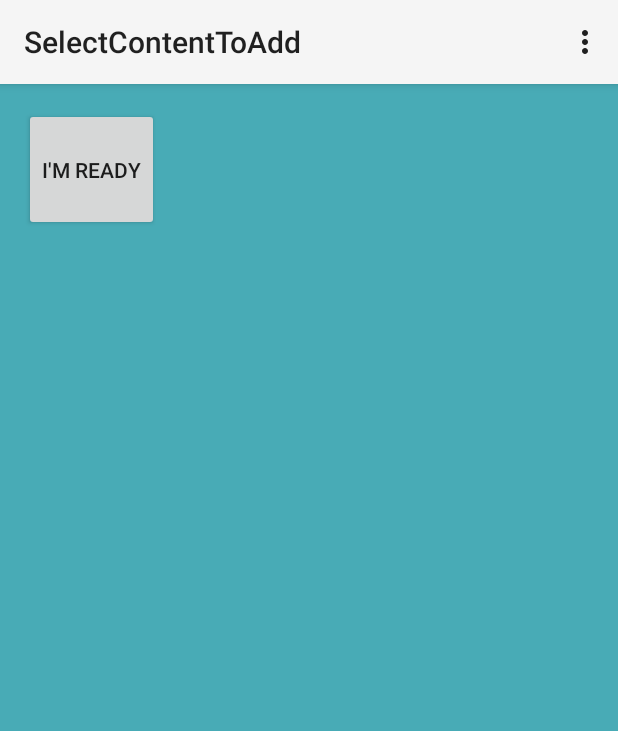
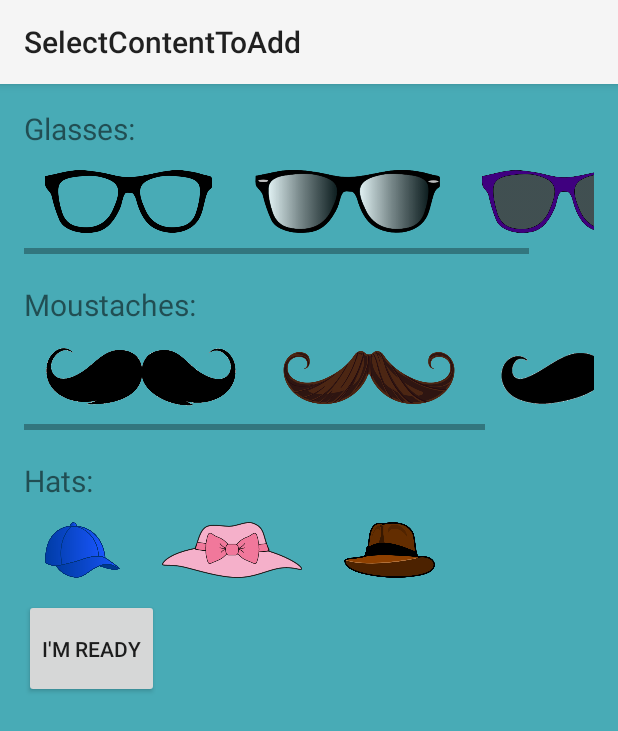
Before and after one commit to alexrakowski/photo-editor, an Android app: the SelectContentToAdd screen opened directly, with no data from a screen before it, on a phone screen of 412 x 824 dp. Shown: the top 731 px of the screen. Run offline under Robolectric (Android 15) with nearby library versions, the phone set to English and light mode, and no system bars.

Commit message:
initial version of stuff-choose activity + example images

```diff
--- a/app/src/main/java/projekt_android/photoeditor/SelectContentToAdd.java
+++ b/app/src/main/java/projekt_android/photoeditor/SelectContentToAdd.java
@@ -4,10 +4,12 @@ import android.app.Activity;
 import android.content.Intent;
 import android.graphics.Bitmap;
 import android.graphics.BitmapFactory;
+import android.graphics.Color;
 import android.os.Bundle;
 import android.view.Menu;
 import android.view.MenuItem;
 import android.view.View;
+import android.widget.ImageView;
 
 
 public class SelectContentToAdd extends Activity {
@@ -28,7 +30,7 @@ public class SelectContentToAdd extends Activity {
     @Override
     public boolean onCreateOptionsMenu(Menu menu) {
         // Inflate the menu; this adds items to the action bar if it is present.
-        getMenuInflater().inflate(R.menu.select_content_to_add, menu);
+        // getMenuInflater().inflate(R.menu.select_content_to_add, menu);
         return true;
     }
 
@@ -44,6 +46,24 @@ public class SelectContentToAdd extends Activity {
         return super.onOptionsItemSelected(item);
     }
 
+    // SELECT CONTENT
+    public void imageClick(View view) {
+        ImageView image = (ImageView) view;
+        boolean selected;
+        Object tag = image.getTag();
+        if(tag != null) {
+             selected = (Boolean) tag;
+        } else {
+            selected = false;
+        }
+        if(!selected) {
+            view.setBackgroundColor(0xff00cccc);
+        } else {
+            view.setBackgroundColor(getResources().getColor(R.color.background_blue));
+        }
+        view.setTag(new Boolean(!selected));
+    }
+
     // GO TO NEXT ACTIVITY
     public void startImageConfirmal(View view){
         Intent intent = new Intent(this, PhotoEditionConfirmal.class);
--- a/app/src/main/res/layout/activity_main_menu.xml
+++ b/app/src/main/res/layout/activity_main_menu.xml
@@ -19,7 +19,6 @@
         android:weightSum="100">
 
         <FrameLayout
-            xmlns:android="http://schemas.android.com/apk/res/android"
             android:layout_width="fill_parent"
             android:layout_height="0dp"
             android:layout_weight="50">
--- a/app/src/main/res/layout/activity_photo_edition_confirmal.xml
+++ b/app/src/main/res/layout/activity_photo_edition_confirmal.xml
@@ -28,7 +28,6 @@
             <ImageView
                 android:layout_width="match_parent"
                 android:layout_height="fill_parent"
-                android:onClick="showImageSelectionDialog"
                 android:id="@+id/editedImageImageView"
                 android:background="@color/image_background"/>
         </FrameLayout>
--- a/app/src/main/res/layout/activity_select_content_to_add.xml
+++ b/app/src/main/res/layout/activity_select_content_to_add.xml
@@ -18,6 +18,143 @@
         android:layout_alignParentStart="true"
         android:weightSum="100">
 
+        <TextView
+            android:layout_width="wrap_content"
+            android:layout_height="wrap_content"
+            android:textSize="20dp"
+            android:text="Glasses:"/>
+
+        <HorizontalScrollView
+            android:layout_width="wrap_content"
+            android:layout_height="wrap_content">
+
+            <LinearLayout
+                android:layout_width="wrap_content"
+                android:layout_height="wrap_content">
+
+                <ImageView
+                    android:layout_width="wrap_content"
+                    android:layout_height="50dp"
+                    android:adjustViewBounds="true"
+                    android:layout_margin="10dp"
+                    android:padding="4dp"
+                    android:onClick="imageClick"
+                    android:src="@drawable/glassesplain1"/>
+
+                <ImageView
+                    android:layout_width="wrap_content"
+                    android:layout_height="50dp"
+                    android:adjustViewBounds="true"
+                    android:layout_margin="10dp"
+                    android:padding="4dp"
+                    android:onClick="imageClick"
+                    android:src="@drawable/glassessun1"/>
+
+                <ImageView
+                    android:layout_width="wrap_content"
+                    android:layout_height="50dp"
+                    android:adjustViewBounds="true"
+                    android:layout_margin="10dp"
+                    android:padding="4dp"
+                    android:onClick="imageClick"
+                    android:src="@drawable/glassessun2"/>
+
+            </LinearLayout>
+
+        </HorizontalScrollView>
+
+        <TextView
+            android:layout_width="wrap_content"
+            android:layout_height="wrap_content"
+            android:textSize="20dp"
+            android:layout_marginTop="20dp"
+            android:text="Moustaches:"/>
+
+        <HorizontalScrollView
+            android:layout_width="wrap_content"
+            android:layout_height="wrap_content">
+
+            <LinearLayout
+                android:layout_width="wrap_content"
+                android:layout_height="wrap_content">
+
+                <ImageView
+                    android:layout_width="wrap_content"
+                    android:layout_height="50dp"
+                    android:adjustViewBounds="true"
+                    android:layout_margin="10dp"
+                    android:padding="4dp"
+                    android:onClick="imageClick"
+                    android:src="@drawable/moustache1"/>
+
+                <ImageView
+                    android:layout_width="wrap_content"
+                    android:layout_height="50dp"
+                    android:adjustViewBounds="true"
+                    android:layout_margin="10dp"
+                    android:padding="4dp"
+                    android:onClick="imageClick"
+                    android:src="@drawable/moustache2"/>
+
+                <ImageView
+                    android:layout_width="wrap_content"
+                    android:layout_height="50dp"
+                    android:adjustViewBounds="true"
+                    android:layout_margin="10dp"
+                    android:padding="4dp"
+                    android:onClick="imageClick"
+                    android:src="@drawable/moustache3"/>
+
+            </LinearLayout>
+
+        </HorizontalScrollView>
+
+        <TextView
+            android:layout_width="wrap_content"
+            android:layout_height="wrap_content"
+            android:textSize="20dp"
+            android:layout_marginTop="20dp"
+            android:text="Hats:"/>
+
+        <HorizontalScrollView
+            android:layout_width="wrap_content"
+            android:layout_height="wrap_content">
+
+            <LinearLayout
+                android:layout_width="wrap_content"
+                android:layout_height="wrap_content">
+
+                <ImageView
+                    android:layout_width="wrap_content"
+                    android:layout_height="45dp"
+                    android:adjustViewBounds="true"
+                    android:layout_margin="10dp"
+                    android:padding="4dp"
+                    android:onClick="imageClick"
+                    android:src="@drawable/hat1"/>
+
+                <ImageView
+                    android:layout_width="wrap_content"
+                    android:layout_height="45dp"
+                    android:adjustViewBounds="true"
+                    android:layout_margin="10dp"
+                    android:padding="4dp"
+                    android:onClick="imageClick"
+                    android:src="@drawable/hat2"/>
+
+                <ImageView
+                    android:layout_width="wrap_content"
+                    android:layout_height="45dp"
+                    android:adjustViewBounds="true"
+                    android:layout_margin="10dp"
+                    android:padding="4dp"
+                    android:onClick="imageClick"
+                    android:src="@drawable/hat3"/>
+
+            </LinearLayout>
+
+        </HorizontalScrollView>
+
         <Button
             android:layout_width="wrap_content"
             android:layout_height="wrap_content"
```
Also changed, not shown: app/src/main/res/drawable/glassesplain1.png (added), app/src/main/res/drawable/glassessun1.png (added), app/src/main/res/drawable/glassessun2.png (added), app/src/main/res/drawable/hat1.png (added), app/src/main/res/drawable/hat2.png (added), app/src/main/res/drawable/hat3.png (added), app/src/main/res/drawable/moustache1.png (added), app/src/main/res/drawable/moustache2.png (added), app/src/main/res/drawable/moustache3.png (added).
